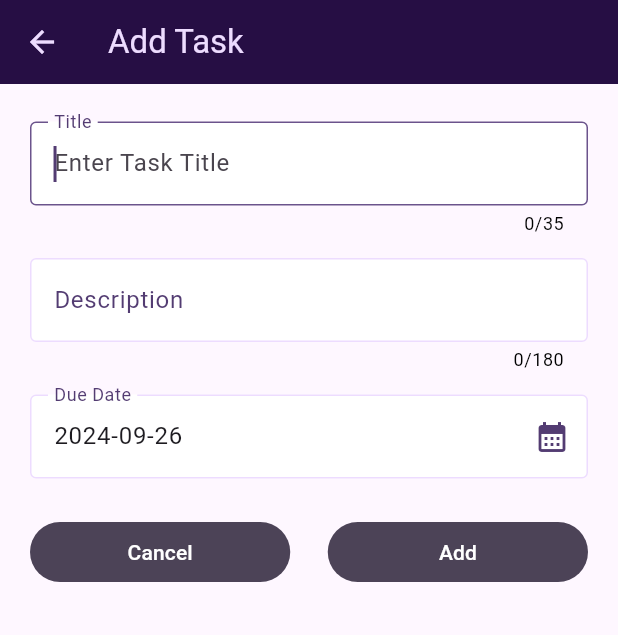
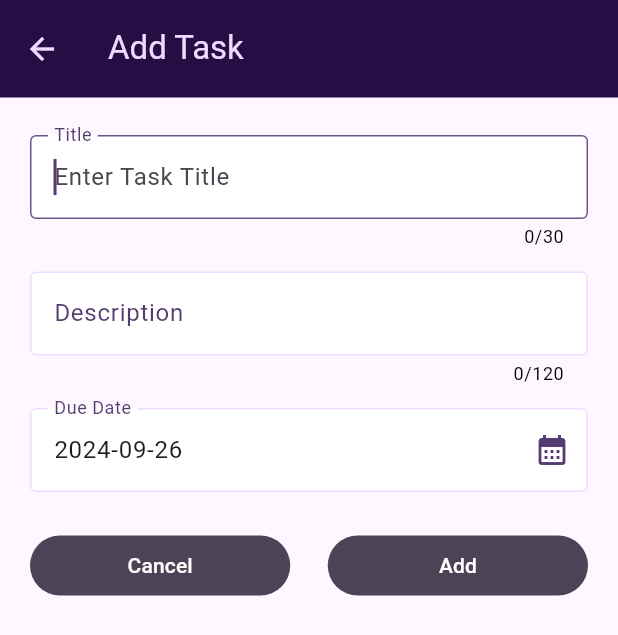
Before and after one commit to 13ARUN/Todo-Flutter, a Flutter app: the TaskInput screen opened directly, on a phone screen of 412 x 824 dp. Shown: the top 635 px of the screen. Run offline on Flutter 3.47's test engine with Material 3 defaults, Android fonts, the phone set to English and light mode, and no system bars.

Commit message:
minor theme changes

```diff
--- a/todo/lib/pages/taskinput_page.dart
+++ b/todo/lib/pages/taskinput_page.dart
@@ -85,7 +85,7 @@ class TaskInputState extends State<TaskInput> {
       appBar: AppBar(
         title: widget.action == 'add'
             ? const Text('Add Task')
-            : const Text('Edit Task'),
+            : const Text('Update Task'),
       ),
       body: SingleChildScrollView(
         child: Padding(
@@ -98,7 +98,7 @@ class TaskInputState extends State<TaskInput> {
                 TextFormField(
                   autofocus: true,
                   controller: _titleController,
-                  maxLength: 35,
+                  maxLength: 30,
                   decoration: const InputDecoration(
                     labelText: 'Title',
                     hintText: 'Enter Task Title',
@@ -121,8 +121,8 @@ class TaskInputState extends State<TaskInput> {
                 TextFormField(
                   controller: _descriptionController,
                   minLines: 1,
-                  maxLines: 5,
-                  maxLength: 180,
+                  maxLines: 3,
+                  maxLength: 120,
                   keyboardType: TextInputType.multiline,
                   decoration: const InputDecoration(
                     labelText: 'Description',
--- a/todo/lib/pages/todomain_page.dart
+++ b/todo/lib/pages/todomain_page.dart
@@ -19,7 +19,7 @@ class TodoMainPageState extends State<TodoMainPage> {
     ScaffoldMessenger.of(context).clearSnackBars();
     ScaffoldMessenger.of(context).showSnackBar(
       SnackBar(
-        duration: const Duration(seconds: 2),
+        duration: const Duration(seconds: 3),
         content: Text(message),
         action: action,
       ),
@@ -187,6 +187,7 @@ class TodoMainPageState extends State<TodoMainPage> {
     return Scaffold(
       appBar: AppBar(
         title: const Text('Task Manager'),
+        titleSpacing: 25,
         actions: [
           PopupMenuButton(
             position: PopupMenuPosition.under,
--- a/todo/lib/theme/themedata.dart
+++ b/todo/lib/theme/themedata.dart
@@ -1,7 +1,7 @@
 import 'package:flutter/material.dart';
 
 var kColorScheme = ColorScheme.fromSeed(
-  seedColor: const Color.fromARGB(255, 113, 58, 184),
+  seedColor: const Color.fromARGB(255, 117, 58, 184),
 );
 
 final ThemeData lightTheme = ThemeData().copyWith(
@@ -10,6 +10,7 @@ final ThemeData lightTheme = ThemeData().copyWith(
   appBarTheme: const AppBarTheme().copyWith(
     backgroundColor: kColorScheme.onPrimaryFixed,
     foregroundColor: kColorScheme.primaryContainer,
+    toolbarHeight: 65,
   ),
   floatingActionButtonTheme: const FloatingActionButtonThemeData().copyWith(
     backgroundColor: kColorScheme.onPrimaryContainer,
@@ -47,16 +48,26 @@ final ThemeData lightTheme = ThemeData().copyWith(
     focusedBorder: OutlineInputBorder(
       borderSide: BorderSide(color: kColorScheme.primary),
     ),
+    errorBorder: OutlineInputBorder(
+      borderSide: BorderSide(color: kColorScheme.error),
+    ),
+    focusedErrorBorder: OutlineInputBorder(
+      borderSide: BorderSide(color: kColorScheme.error),
+    ),
+    errorStyle: TextStyle(color: kColorScheme.error),
     labelStyle: TextStyle(color: kColorScheme.onPrimaryContainer),
   ),
   textSelectionTheme: TextSelectionThemeData(
     cursorColor: kColorScheme.onPrimaryContainer,
     selectionColor: kColorScheme.inversePrimary,
-    selectionHandleColor: kColorScheme.primaryContainer,
+    selectionHandleColor: kColorScheme.onPrimaryContainer,
   ),
   datePickerTheme: DatePickerThemeData(
-    todayBackgroundColor:
-        WidgetStatePropertyAll(kColorScheme.onPrimaryContainer),
+    todayBorder: BorderSide(color: kColorScheme.error),
+    rangePickerBackgroundColor: kColorScheme.error,
+    todayBackgroundColor: WidgetStatePropertyAll(kColorScheme.primary),
+    todayForegroundColor: WidgetStatePropertyAll(kColorScheme.surfaceBright),
+    headerBackgroundColor: kColorScheme.primaryContainer,
   ),
   textButtonTheme: TextButtonThemeData(
     style: ButtonStyle(
@@ -95,6 +106,13 @@ final ThemeData darkTheme = ThemeData.dark().copyWith(
     focusedBorder: OutlineInputBorder(
       borderSide: BorderSide(color: kColorScheme.primary),
     ),
+    errorBorder: OutlineInputBorder(
+      borderSide: BorderSide(color: kColorScheme.error),
+    ),
+    focusedErrorBorder: OutlineInputBorder(
+      borderSide: BorderSide(color: kColorScheme.error),
+    ),
+    errorStyle: TextStyle(color: kColorScheme.error),
     labelStyle: TextStyle(color: kColorScheme.surfaceContainerLow),
   ),
   snackBarTheme: const SnackBarThemeData().copyWith(
@@ -116,6 +134,8 @@ final ThemeData darkTheme = ThemeData.dark().copyWith(
   ),
   datePickerTheme: DatePickerThemeData(
     todayBackgroundColor: WidgetStatePropertyAll(kColorScheme.inversePrimary),
+    todayForegroundColor: WidgetStatePropertyAll(kColorScheme.onSurface),
+    headerBackgroundColor: kColorScheme.onPrimaryContainer,
   ),
   textButtonTheme: TextButtonThemeData(
     style: ButtonStyle(
--- a/todo/lib/widgets/taskitem.dart
+++ b/todo/lib/widgets/taskitem.dart
@@ -81,10 +81,12 @@ class TaskItem extends StatelessWidget {
           fontSize: 20,
         ),
       ),
-      subtitle: Text(task.date),
+      subtitle: Text('Due: ${task.date}'),
+      // subtitle: task.isCompleted ? null : Text('Due: ${task.date}'),
       trailing: Row(
         mainAxisSize: MainAxisSize.min,
         children: [
+          if (!task.isCompleted)
             IconButton(
               icon: const Icon(Icons.edit),
               onPressed: () async {
```
Lines whose indentation alone changed are shown as unchanged.
